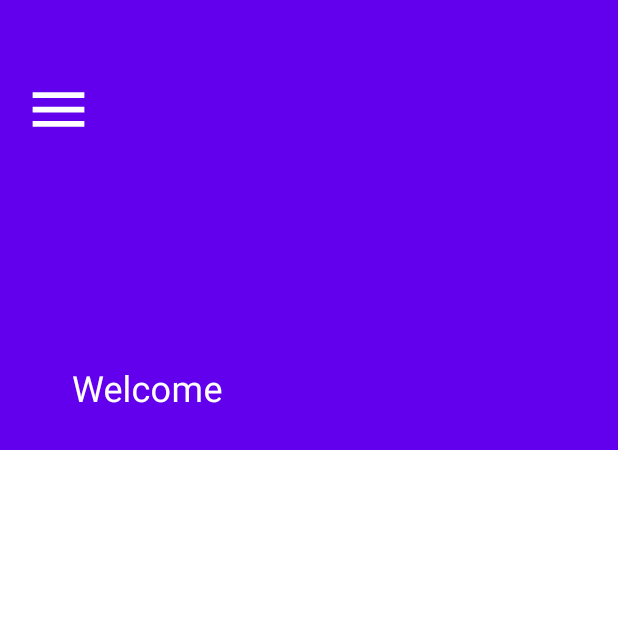
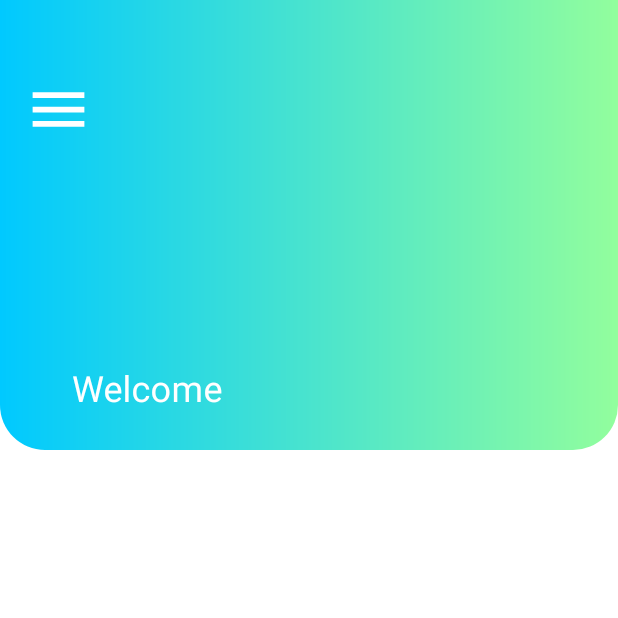
Before and after one commit to Rkleib/Playground, an Android app: the MainDrawerActivity screen opened directly, with no data from a screen before it, on a phone screen of 412 x 824 dp, the top half of it. Run offline under Robolectric (Android 15) with nearby library versions, the phone set to English and light mode, and no system bars.

```diff
--- a/app/src/main/java/com/rkleib/android/playground/main_layout/MainDrawerActivity.java
+++ b/app/src/main/java/com/rkleib/android/playground/main_layout/MainDrawerActivity.java
@@ -5,12 +5,14 @@ import androidx.appcompat.app.ActionBarDrawerToggle;
 import androidx.appcompat.app.AlertDialog;
 import androidx.appcompat.app.AppCompatActivity;
 import androidx.appcompat.widget.Toolbar;
+import androidx.coordinatorlayout.widget.CoordinatorLayout;
 import androidx.core.content.ContextCompat;
 import androidx.core.view.GravityCompat;
 import androidx.drawerlayout.widget.DrawerLayout;
 
 import android.content.DialogInterface;
 import android.content.Intent;
+import android.graphics.Color;
 import android.os.Bundle;
 import android.view.MenuItem;
 import android.view.View;
@@ -27,9 +29,7 @@ import com.rkleib.android.playground.R;
 
 public class MainDrawerActivity extends AppCompatActivity {
 
-    private ActionBarDrawerToggle actionBarDrawerToggle;
     private DrawerLayout drawerLayout;
-    private NavigationView navigationView;
     private boolean isCollapsed = true;
 
     @Override
@@ -42,12 +42,12 @@ public class MainDrawerActivity extends AppCompatActivity {
 
     private void handleSideBar() {
         drawerLayout = findViewById(R.id.main_layout);
-        actionBarDrawerToggle = new ActionBarDrawerToggle(this, drawerLayout, R.string.open, R.string.close);
+        ActionBarDrawerToggle actionBarDrawerToggle = new ActionBarDrawerToggle(this, drawerLayout, R.string.open, R.string.close);
 
         drawerLayout.addDrawerListener(actionBarDrawerToggle);
         actionBarDrawerToggle.syncState();
 
-        navigationView = findViewById(R.id.navigation_view);
+        NavigationView navigationView = findViewById(R.id.navigation_view);
 
         ImageView mImvBurger = findViewById(R.id.imv_burger);
 
@@ -109,9 +109,9 @@ public class MainDrawerActivity extends AppCompatActivity {
     }
 
     private void handleCollapsingToolbar() {
-        final Toolbar toolbar = (Toolbar) findViewById(R.id.toolbar);
+        final Toolbar toolbar = findViewById(R.id.toolbar);
         final CollapsingToolbarLayout collapsingToolbar = (CollapsingToolbarLayout) findViewById(R.id.colapsing_toolbar);
-        AppBarLayout appBar = (AppBarLayout) findViewById(R.id.app_bar);
+        final AppBarLayout appBar = findViewById(R.id.app_bar);
 
         collapsingToolbar.setTitle("Welcome");
         collapsingToolbar.setExpandedTitleTextAppearance(R.style.ExpandedAppBar);
@@ -120,7 +120,7 @@ public class MainDrawerActivity extends AppCompatActivity {
         appBar.addOnOffsetChangedListener(new AppBarLayout.OnOffsetChangedListener() {
             @Override
             public void onOffsetChanged(AppBarLayout appBarLayout, int verticalOffset) {
-
+                CoordinatorLayout parent = findViewById(R.id.layout_parent);
                 if (Math.abs(verticalOffset) - appBarLayout.getTotalScrollRange() == 0) {
                     // - expanded
                     isCollapsed = false;
--- /dev/null
+++ b/app/src/main/res/drawable/bg_navigation_main.xml
@@ -0,0 +1,10 @@
+<?xml version="1.0" encoding="utf-8"?>
+<shape xmlns:android="http://schemas.android.com/apk/res/android">
+    <gradient
+        android:startColor="#00c9ff"
+        android:endColor="#92fe9d" />
+    <size android:height="300dp" />
+    <corners
+        android:bottomRightRadius="30dp"
+        android:bottomLeftRadius="30dp" />
+</shape>
--- a/app/src/main/res/layout/activity_main_drawer.xml
+++ b/app/src/main/res/layout/activity_main_drawer.xml
@@ -7,6 +7,7 @@
     android:layout_height="match_parent">
 
     <androidx.coordinatorlayout.widget.CoordinatorLayout
+        android:id="@+id/layout_parent"
         android:layout_width="match_parent"
         android:layout_height="match_parent"
         android:background="@android:color/white">
@@ -15,6 +16,7 @@
             android:id="@+id/app_bar"
             app:elevation="0dp"
             android:layout_width="match_parent"
+            android:background="@android:color/white"
             android:layout_height="300dp">
 
             <com.google.android.material.appbar.CollapsingToolbarLayout
@@ -25,7 +27,7 @@
                 app:contentScrim="@android:color/white"
                 app:expandedTitleMarginStart="48dp"
                 app:expandedTitleMarginEnd="64dp"
-                android:background="@color/colorPrimary"
+                android:background="@drawable/bg_navigation_main"
                 android:paddingTop="20dp">
 
                 <androidx.appcompat.widget.Toolbar
@@ -49,9 +51,25 @@
                         android:layout_marginStart="16dp"
                         android:tint="@android:color/white"
                         android:src="@drawable/ic_burger" />
+
+
                 </RelativeLayout>
             </com.google.android.material.appbar.CollapsingToolbarLayout>
         </com.google.android.material.appbar.AppBarLayout>
+
+        <androidx.core.widget.NestedScrollView
+            android:layout_width="match_parent"
+            android:layout_height="match_parent"
+            android:clipToPadding="false"
+            app:layout_behavior="@string/appbar_scrolling_view_behavior">
+
+            <LinearLayout
+                android:layout_width="match_parent"
+                android:layout_height="match_parent"
+                android:orientation="vertical">
+
+            </LinearLayout>
+        </androidx.core.widget.NestedScrollView>
     </androidx.coordinatorlayout.widget.CoordinatorLayout>
 
     <com.google.android.material.navigation.NavigationView
```
Also changed, not shown: app/src/main/assets/anim_burger.json (added, +1 -0 lines), app/src/main/res/drawable/unnamed.png (added).
